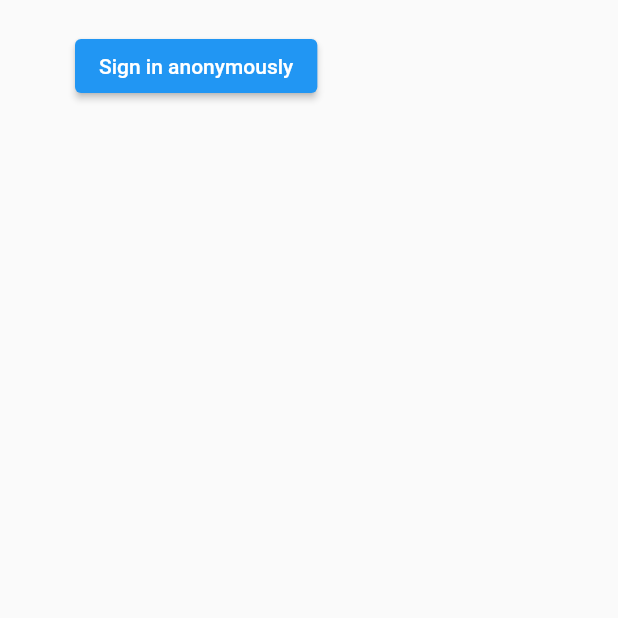
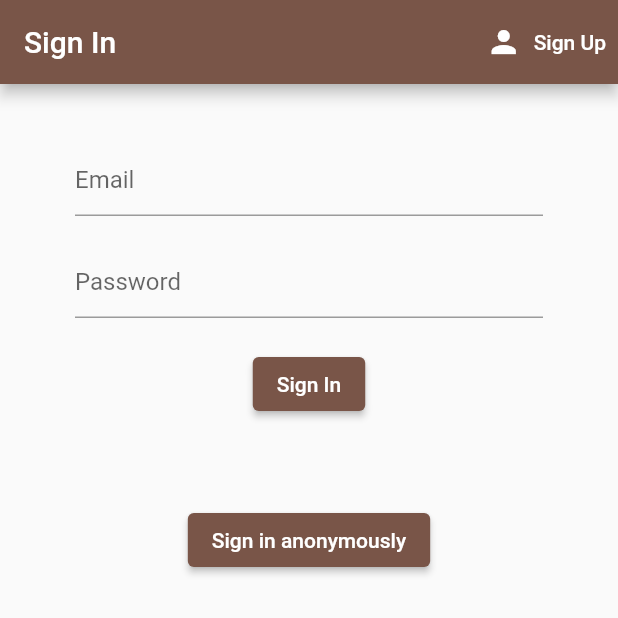
Before and after one commit to gagandeepkaur15/book_store-flutter, a Flutter app: the screen it shows after launch, on a phone screen of 412 x 824 dp, the top half of it. Run offline on Flutter 3.47's test engine with Material 2 defaults, Android fonts, the phone set to English and light mode, and no system bars; our stand-ins replace firebase_auth, firebase_core; accounts and stored records are empty.

Commit message:
Completed the sign in screen

```diff
--- a/lib/screens/authenticate/sign_in.dart
+++ b/lib/screens/authenticate/sign_in.dart
@@ -1,3 +1,4 @@
+import 'package:book_store/screens/authenticate/register.dart';
 import 'package:book_store/services/auth.dart';
 import 'package:flutter/material.dart';
 
@@ -10,15 +11,114 @@ class SignIn extends StatefulWidget {
 
 class _SignInState extends State<SignIn> {
   final AuthService _auth = AuthService(); //instance of the AuthService class
+  final _formKey = GlobalKey<FormState>();
+
+  String email = '';
+  String password = '';
+  String error = '';
 
   @override
   Widget build(BuildContext context) {
     return Scaffold(
+      appBar: AppBar(
+        automaticallyImplyLeading: false,
+        backgroundColor: Colors.brown,
+        title: const Text('Sign In'),
+        actions: <Widget>[
+          TextButton.icon(
+            icon: const Icon(
+              Icons.person,
+              color: Colors.white,
+            ),
+            label: const Text(
+              'Sign Up',
+              style: TextStyle(color: Colors.white),
+            ),
+            onPressed: () {
+              Navigator.push(
+                context,
+                MaterialPageRoute(
+                  builder: (context) => const Register(),
+                ),
+              );
+            },
+          )
+        ],
+      ),
       body: Container(
         padding: const EdgeInsets.symmetric(vertical: 20, horizontal: 50),
+        child: Form(
+          key: _formKey,
           child: Column(
             children: [
+              const SizedBox(
+                height: 20,
+              ),
+              TextFormField(
+                validator: (val) => val!.isEmpty ? 'Enter the email' : null,
+                decoration: const InputDecoration(
+                  hintText: 'Email',
+                ),
+                onChanged: (value) {
+                  setState(() {
+                    email = value;
+                  });
+                },
+              ),
+              const SizedBox(
+                height: 20,
+              ),
+              TextFormField(
+                validator: (val) =>
+                    val!.length < 6 ? 'Enter atleast 6 characters' : null,
+                decoration: const InputDecoration(
+                  hintText: 'Password',
+                ),
+                obscureText: true,
+                onChanged: (value) {
+                  password = value;
+                },
+              ),
+              const SizedBox(
+                height: 20,
+              ),
               ElevatedButton(
+                style: ButtonStyle(
+                  backgroundColor: MaterialStateProperty.all(Colors.brown),
+                ),
+                onPressed: () async {
+                  if (_formKey.currentState!.validate()) {
+                    dynamic result = await _auth.signIn(email, password);
+                    if (result == null) {
+                      setState(() {
+                        error = 'Failed to Sign In';
+                      });
+                    }
+                  }
+                },
+                child: const Text(
+                  'Sign In',
+                  style: TextStyle(
+                    color: Colors.white,
+                  ),
+                ),
+              ),
+              const SizedBox(
+                height: 20,
+              ),
+              Text(
+                error,
+                style: TextStyle(
+                  color: Colors.red,
+                ),
+              ),
+              const SizedBox(
+                height: 20,
+              ),
+              ElevatedButton(
+                style: ButtonStyle(
+                  backgroundColor: MaterialStateProperty.all(Colors.brown),
+                ),
                 onPressed: () async {
                   dynamic result = await _auth
                       .signInAnon(); //dynamic as it can be the user or null
@@ -35,6 +135,7 @@ class _SignInState extends State<SignIn> {
             ],
           ),
         ),
+      ),
     );
   }
 }
```
Lines whose indentation alone changed are shown as unchanged.
